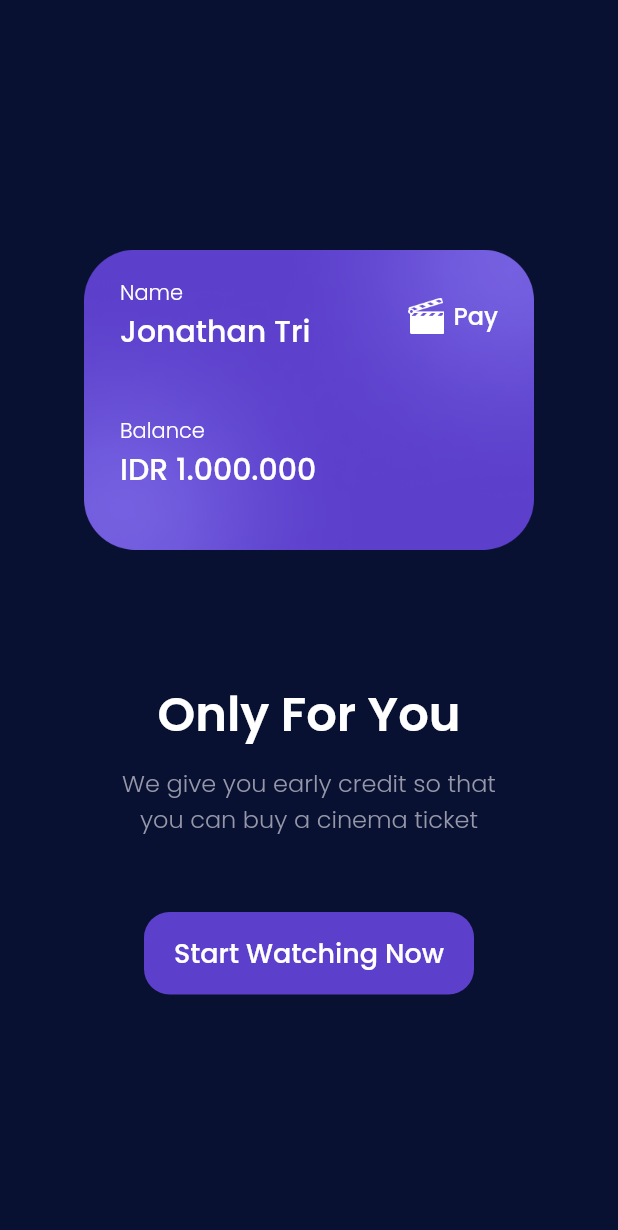
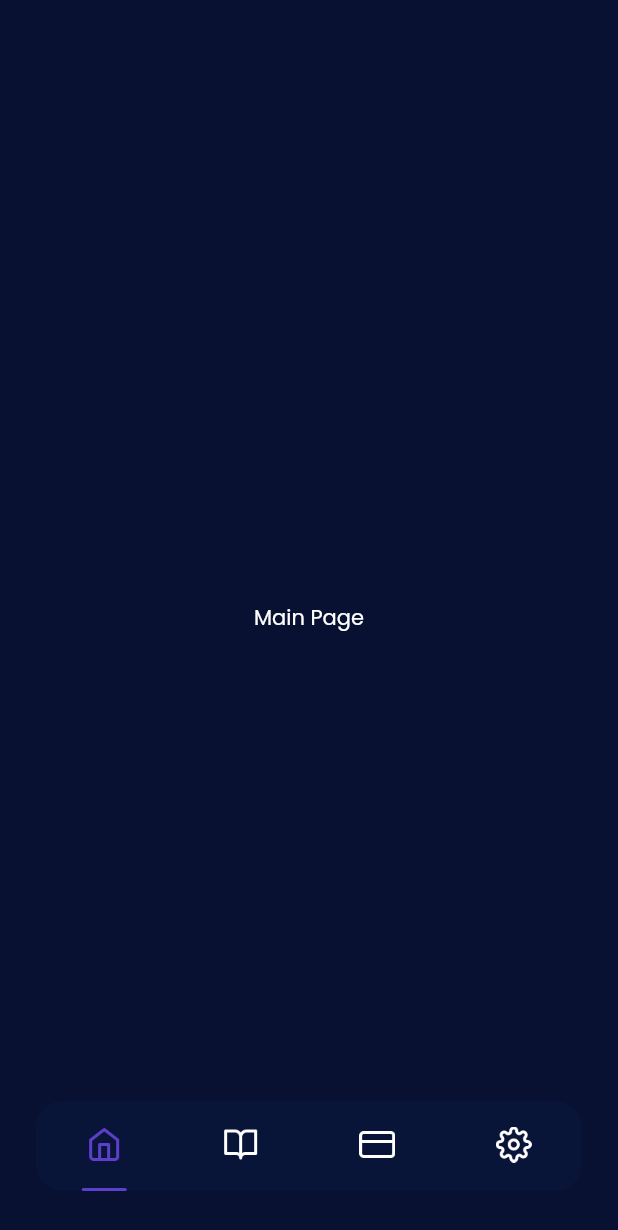
Before and after one commit to JonathanTriC/cinematri_app, a Flutter app: the BonusPage screen opened by its route, after a tap on "Start Watching Now", on a phone screen of 412 x 824 dp. Shown: the top 1230 px of the screen. Run offline on Flutter 3.47's test engine with Material 2 defaults, Android fonts, the phone set to English and light mode, and no system bars; our stand-ins replace google_fonts.

Commit message:
add main page + custom bottom nav item widget

```diff
--- a/lib/main.dart
+++ b/lib/main.dart
@@ -1,5 +1,6 @@
 import 'package:cinematri_app/ui/pages/bonus_page.dart';
 import 'package:cinematri_app/ui/pages/get_started_page.dart';
+import 'package:cinematri_app/ui/pages/main_page.dart';
 import 'package:cinematri_app/ui/pages/sign_up_page.dart';
 import 'package:cinematri_app/ui/pages/splash_page.dart';
 import 'package:flutter/material.dart';
@@ -20,6 +21,7 @@ class MyApp extends StatelessWidget {
         '/get-started': (context) => const GetStarted(),
         '/sign-up': (context) => const SignUpPage(),
         '/bonus': (context) => const BonusPage(),
+        '/main': (context) => const MainPage(),
       },
     );
   }
--- a/lib/ui/pages/bonus_page.dart
+++ b/lib/ui/pages/bonus_page.dart
@@ -142,7 +142,10 @@ class BonusPage extends StatelessWidget {
         width: 220,
         height: 55,
         child: TextButton(
-          onPressed: () {},
+          onPressed: () {
+            Navigator.pushNamedAndRemoveUntil(
+                context, '/main', (route) => false);
+          },
           style: TextButton.styleFrom(
             backgroundColor: kPurpleColor,
             shape: RoundedRectangleBorder(
--- /dev/null
+++ b/lib/ui/pages/main_page.dart
@@ -0,0 +1,62 @@
+import 'package:cinematri_app/shared/theme.dart';
+import 'package:cinematri_app/ui/widget/custom_bottom_navigation_item.dart';
+import 'package:flutter/material.dart';
+
+class MainPage extends StatelessWidget {
+  const MainPage({Key? key}) : super(key: key);
+
+  @override
+  Widget build(BuildContext context) {
+    Widget customBottomNavigation() {
+      return Align(
+        alignment: Alignment.bottomCenter,
+        child: Container(
+          width: double.infinity,
+          height: 60,
+          margin: EdgeInsets.only(
+            bottom: 30,
+            left: defaultMargin,
+            right: defaultMargin,
+          ),
+          decoration: BoxDecoration(
+            color: kDarkBlueColor,
+            borderRadius: BorderRadius.circular(defaultRadius),
+          ),
+          child: Row(
+            mainAxisAlignment: MainAxisAlignment.spaceAround,
+            children: const [
+              CustomBottomNavigationItem(
+                imageUrl: 'assets/icon_home.png',
+                isSelected: true,
+              ),
+              CustomBottomNavigationItem(
+                imageUrl: 'assets/icon_transaction.png',
+              ),
+              CustomBottomNavigationItem(
+                imageUrl: 'assets/icon_wallet.png',
+              ),
+              CustomBottomNavigationItem(
+                imageUrl: 'assets/icon_settings.png',
+              ),
+            ],
+          ),
+        ),
+      );
+    }
+
+    return Scaffold(
+      backgroundColor: kPrimaryColor,
+      body: Stack(
+        children: [
+          Center(
+            child: Text(
+              'Main Page',
+              style: whiteTextStyle,
+            ),
+          ),
+          customBottomNavigation(),
+        ],
+      ),
+    );
+  }
+}
--- /dev/null
+++ b/lib/ui/widget/custom_bottom_navigation_item.dart
@@ -0,0 +1,41 @@
+import 'package:flutter/material.dart';
+import '../../shared/theme.dart';
+
+class CustomBottomNavigationItem extends StatelessWidget {
+  final String imageUrl;
+  final bool isSelected;
+  const CustomBottomNavigationItem({
+    Key? key,
+    required this.imageUrl,
+    this.isSelected = false,
+  }) : super(key: key);
+
+  @override
+  Widget build(BuildContext context) {
+    return Column(
+      mainAxisAlignment: MainAxisAlignment.spaceBetween,
+      children: [
+        const SizedBox(),
+        Container(
+          width: 24,
+          height: 24,
+          decoration: BoxDecoration(
+            image: DecorationImage(
+              image: AssetImage(
+                imageUrl,
+              ),
+            ),
+          ),
+        ),
+        Container(
+          width: 30,
+          height: 2,
+          decoration: BoxDecoration(
+            color: isSelected ? kPurpleColor : kTransparentColor,
+            borderRadius: BorderRadius.circular(defaultRadius),
+          ),
+        )
+      ],
+    );
+  }
+}
```
